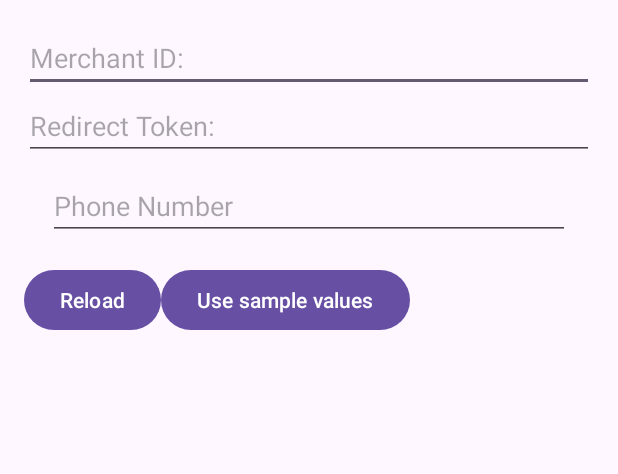
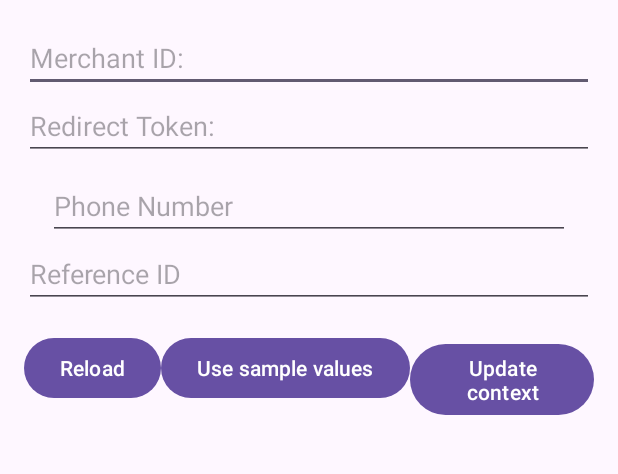
Before and after one commit to accrue-savings/android-sdk, an Android app built with Jetpack Compose: the screen it shows after launch (MainActivity), on a phone screen of 412 x 824 dp, the part 73-547 px from its top. Run offline under Robolectric (Android 15) with nearby library versions, the phone set to English and light mode, and no system bars.

Commit message:
Updating context data without reloading whole view

```diff
--- a/androidsdk/build.gradle.kts
+++ b/androidsdk/build.gradle.kts
@@ -9,7 +9,7 @@ plugins {
 
 android {
     group = "com.accruesavings.androidsdk"
-    version = "v1.0.5"
+    version = "v1.0.6"
     namespace = "com.accruesavings.androidsdk"
     compileSdk = 34
 
@@ -73,7 +73,7 @@ publishing {
         register<MavenPublication>("release") {
             groupId = "com.accruesavings"
             artifactId = "androidsdk"
-            version = "v1.0.5"
+            version = "v1.0.6"
 
             afterEvaluate {
                 from(components["release"])
--- a/androidsdk/src/main/java/com/accruesavings/androidsdk/Constants.kt
+++ b/androidsdk/src/main/java/com/accruesavings/androidsdk/Constants.kt
@@ -16,7 +16,7 @@ object AccrueWebEvents {
 }
 
 object SampleData {
-//    const val merchantId = "7ac10172-c0bd-4009-a85a-972d33efbd04"
+//    const val merchantId = "d6040b84-601c-4661-8ff0-2fea45687fb4"
     const val merchantId = "d0069102-e4a1-410b-ad82-ebe278d7785d" //snipes in sandbox
     const val redirectionToken = ""
 }
--- a/app/src/main/res/layout/activity_main.xml
+++ b/app/src/main/res/layout/activity_main.xml
@@ -45,6 +45,13 @@
             android:layout_marginHorizontal="16dp"
             android:layout_marginTop="8dp" />
 
+        <EditText
+            android:id="@+id/reference_id_input"
+            android:layout_width="match_parent"
+            android:layout_height="wrap_content"
+            android:hint="Reference ID"
+            android:inputType="text" />
+
         <LinearLayout
             android:layout_width="match_parent"
             android:layout_height="wrap_content"
@@ -63,6 +70,12 @@
                 android:layout_height="wrap_content"
                 android:layout_marginTop="16dp"
                 android:text="@string/use_sample_values_button" />
+            <Button
+                android:id="@+id/update_context_button"
+                android:layout_width="wrap_content"
+                android:layout_height="wrap_content"
+                android:layout_marginTop="16dp"
+                android:text="@string/update_context_button" />
         </LinearLayout>
 
         <FrameLayout
--- a/app/src/main/res/values/strings.xml
+++ b/app/src/main/res/values/strings.xml
@@ -4,4 +4,5 @@
     <string name="redirect_token_lagel">Redirect Token:</string>
     <string name="reload_button">Reload</string>
     <string name="use_sample_values_button">Use sample values</string>
+    <string name="update_context_button">Update context</string>
 </resources>
```
Also changed, not shown: androidsdk/src/main/java/com/accruesavings/androidsdk/AccrueWallet.kt (+10 -0 lines), androidsdk/src/main/java/com/accruesavings/androidsdk/AccrueWebView.kt (+64 -36 lines), app/src/main/java/com/accruesavings/embedsdkdemo/MainActivity.kt (+30 -14 lines).
